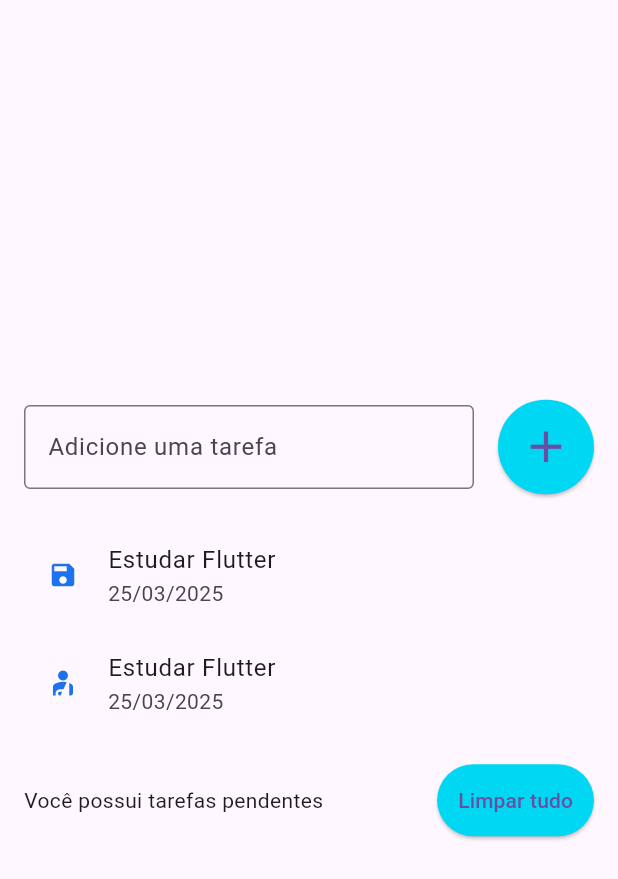
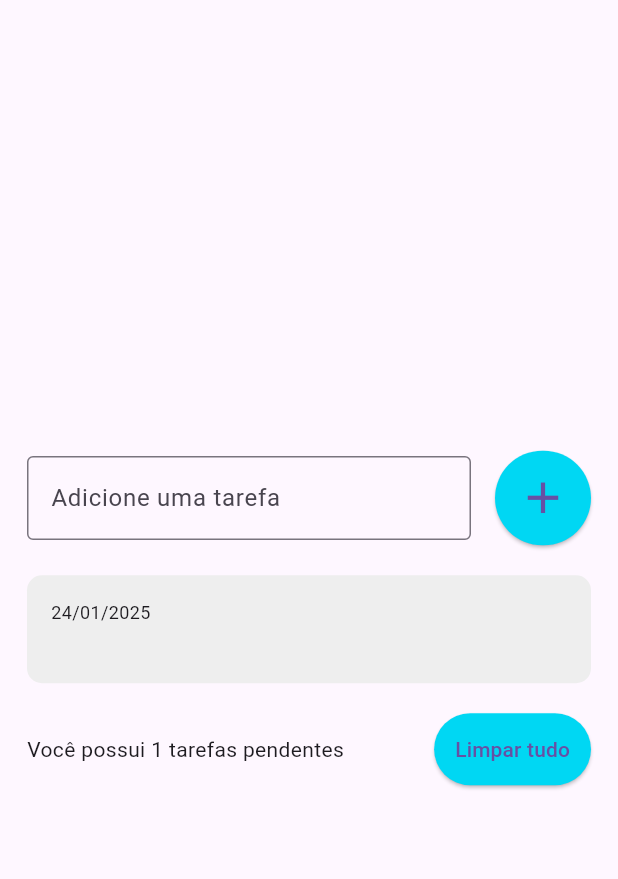
Before and after one commit to isaiastech/lista_tarefas, a Flutter app: the screen it shows after launch, after a tap on the "add" icon, on a phone screen of 412 x 824 dp. Shown: the top 879 px of the screen. Run offline on Flutter 3.47's test engine with Material 3 defaults, Android fonts, the phone set to English and light mode, and no system bars.

Commit message:
Estudando flutter

```diff
--- a/lib/main.dart
+++ b/lib/main.dart
@@ -11,6 +11,10 @@
    @override
    Widget build(BuildContext context) {
      return MaterialApp(
+       debugShowCheckedModeBanner: false,
+       theme: ThemeData(
+         primarySwatch: Colors.grey,
+       ),
        home: ListPage(),
      );
    }
--- a/lib/pages/list_page.dart
+++ b/lib/pages/list_page.dart
@@ -1,13 +1,23 @@
 import 'package:flutter/material.dart';
+import '../widgets/todo_list_item.dart';
+class ListPage extends StatefulWidget {
+   ListPage({super.key});
 
-class ListPage extends StatelessWidget {
-  const ListPage({super.key});
+  @override
+  State<ListPage> createState() => _ListPageState();
+}
+
+class _ListPageState extends State<ListPage> {
+   final TextEditingController tarefaController = TextEditingController();
+
+   List<String> tarefas = [];
 
   @override
   Widget build(BuildContext context) {
-    return Scaffold(
+    return SafeArea(
+      child: Scaffold(
         body: Padding(
-        padding: const EdgeInsets.symmetric(horizontal: 16),
+          padding: const EdgeInsets.all(18),
           child: Center(
             child: Column(
               mainAxisSize: MainAxisSize.min,
@@ -16,6 +26,7 @@ class ListPage extends StatelessWidget {
                   children: [
                     Expanded(
                       child: TextField(
+                        controller: tarefaController,
                         decoration: InputDecoration(
                           border: OutlineInputBorder(),
                           labelText: 'Adicione uma tarefa',
@@ -25,7 +36,13 @@ class ListPage extends StatelessWidget {
                     ),
                     SizedBox(width: 16,),
                     ElevatedButton(
-                    onPressed: (){},
+                      onPressed: (){
+                        String textoDigitado = tarefaController.text;
+                        setState(() {
+                          tarefas.add(textoDigitado);
+                        });
+                        tarefaController.clear();
+                      },
                       style: ElevatedButton.styleFrom(
                         backgroundColor: Color(0xff00d7f3),
                         padding: EdgeInsets.all(14.0),
@@ -39,33 +56,23 @@ class ListPage extends StatelessWidget {
                 ),
                 SizedBox(height: 18,),
                 // ListView com altura fixa ou Expanded
-              ListView(
+                Flexible(
+                  child: ListView(
                     shrinkWrap: true,
                     children: [
-                  ListTile(
-                    title: Text('Estudar Flutter'),
-                    subtitle: Text('25/03/2025'),
-                    leading: Icon(Icons.save, size: 20,color: Color(0xff1C73ED)),
-                    onTap: (){
-                      print('Você clicou na tarefa');
-                    },
-                  ),
-                  ListTile(
-                    title: Text('Estudar Flutter'),
-                    subtitle: Text('25/03/2025'),
-                    leading: Icon(Icons.personal_injury_rounded, size: 20, color: Color(0xff1C73ED),),
-                    onTap: (){
-                      print('Você clicou na tarefa');
-                    },
+                      for (String tarefa in tarefas)
+                        todoListItem(
+                          title: tarefa,
                         ),
                       // Adicione mais widgets aqui para criar uma lista
                     ],
+                  ),
                 ),
                 SizedBox(height: 18,),
                 Row(
                   children: [
                     Expanded(
-                    child: Text('Você possui tarefas pendentes'),
+                      child: Text('Você possui ${tarefas.length} tarefas pendentes'),
                     ),
                     SizedBox(width: 8,),
                     ElevatedButton(
@@ -82,6 +89,7 @@ class ListPage extends StatelessWidget {
             ),
           ),
         ),
+      ),
     );
   }
 }
--- /dev/null
+++ b/lib/widgets/todo_list_item.dart
@@ -0,0 +1,40 @@
+import 'package:flutter/material.dart';
+
+
+class todoListItem extends StatelessWidget {
+
+  const todoListItem({super.key, required this.title});
+
+  final String title;
+
+  @override
+  Widget build(BuildContext context) {
+    return Padding(
+      padding: const EdgeInsets.symmetric(vertical: 2.0),
+      child: Container(
+        decoration: BoxDecoration(
+          borderRadius: BorderRadius.circular(10),
+          color: Colors.grey[200],
+        ),
+        padding: EdgeInsets.all(16),
+        child: Column(
+          crossAxisAlignment: CrossAxisAlignment.start,
+          children: [
+            Text('24/01/2025',
+                style:
+                TextStyle(
+                    fontSize: 12)
+            ),
+            Text(
+              title,
+              style: TextStyle(
+                  fontSize: 16,
+                  fontWeight: FontWeight.w600
+              ),
+            ),
+          ],
+        ),
+      ),
+    );
+  }
+}
```
Lines whose indentation alone changed are shown as unchanged.
